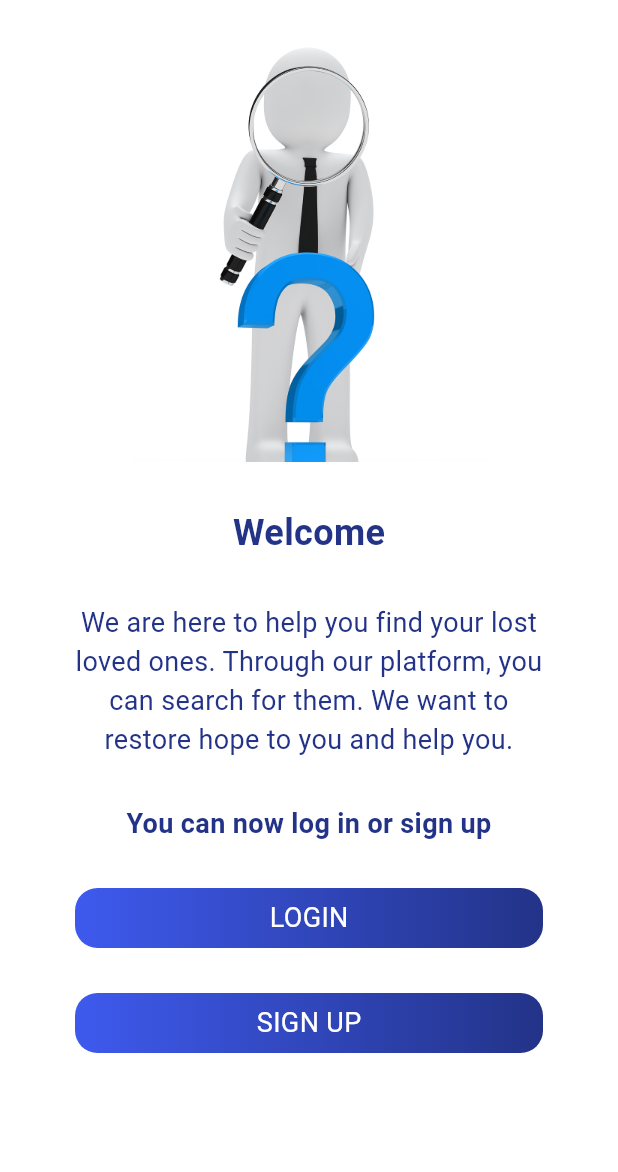
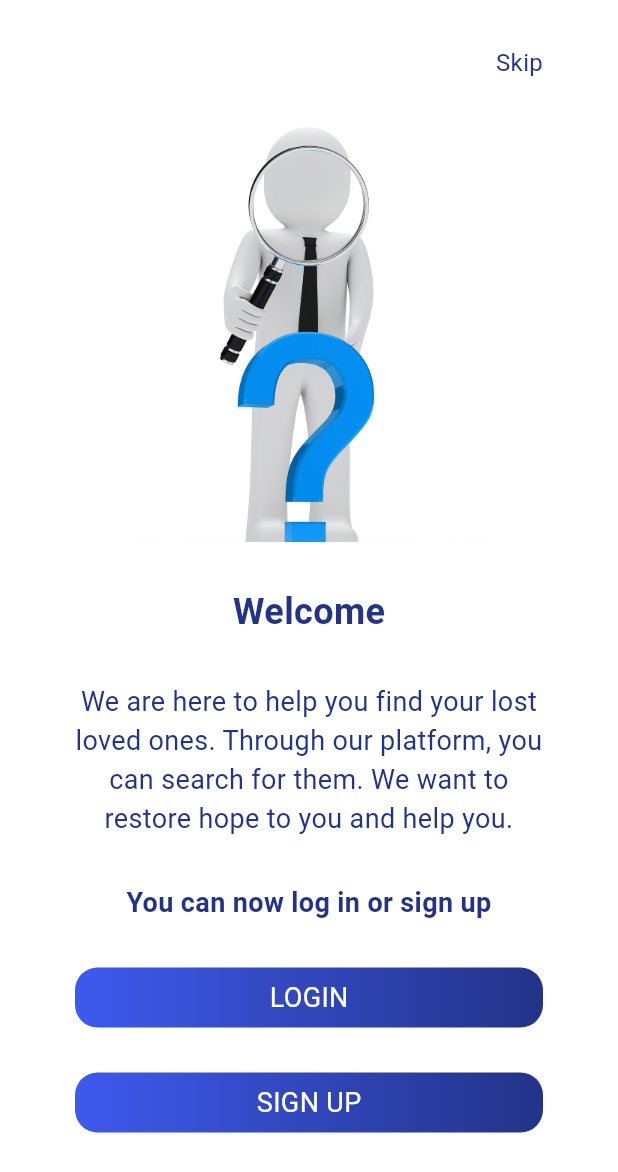
Before and after one commit to aliabdelnaby/mafqud, a Flutter app: the screen it shows after launch, on a phone screen of 412 x 824 dp. Shown: the top 1172 px of the screen. Run offline on Flutter 3.47's test engine with Material 3 defaults, Android fonts, the phone set to English and light mode, and no system bars; our stand-ins replace go_router.

Commit message:
Refactor import paths for consistency and add SkipBtn widget to onboarding view

```diff
--- a/lib/core/router/app_router.dart
+++ b/lib/core/router/app_router.dart
@@ -1,5 +1,6 @@
 import 'package:go_router/go_router.dart';
-import 'package:mafqud/features/onBoarding/presentation/views/onboarding_view.dart.dart';
+
+import '../../features/onBoarding/presentation/views/onboarding_view.dart.dart';
 
 final GoRouter router = GoRouter(
   routes: [
--- a/lib/features/onBoarding/presentation/views/onboarding_view.dart.dart
+++ b/lib/features/onBoarding/presentation/views/onboarding_view.dart.dart
@@ -1,7 +1,8 @@
 import 'package:flutter/material.dart';
-import 'package:mafqud/core/utils/app_colors.dart';
-import 'package:mafqud/core/utils/assets.dart';
-import 'package:mafqud/features/onBoarding/presentation/widgets/custom_auth_btn.dart';
+import '../../../../core/utils/app_colors.dart';
+import '../../../../core/utils/assets.dart';
+import '../widgets/custom_auth_btn.dart';
+import '../widgets/skip_btn.dart';
 
 class OnboardingView extends StatelessWidget {
   const OnboardingView({super.key});
@@ -16,6 +17,7 @@ class OnboardingView extends StatelessWidget {
             spacing: 30,
             children: [
               const SizedBox(),
+              SkipBtn(),
               Center(
                 child: Image.asset(
                   Assets.imagesOnBoardingImage,
--- a/lib/features/onBoarding/presentation/widgets/custom_auth_btn.dart
+++ b/lib/features/onBoarding/presentation/widgets/custom_auth_btn.dart
@@ -1,5 +1,5 @@
 import 'package:flutter/material.dart';
-import 'package:mafqud/core/utils/app_colors.dart';
+import '../../../../core/utils/app_colors.dart';
 
 class CustomAuthBtn extends StatelessWidget {
   const CustomAuthBtn({super.key, required this.text, this.onTap});
--- /dev/null
+++ b/lib/features/onBoarding/presentation/widgets/skip_btn.dart
@@ -0,0 +1,26 @@
+import 'package:flutter/material.dart';
+
+import '../../../../core/utils/app_colors.dart';
+
+class SkipBtn extends StatelessWidget {
+  const SkipBtn({
+    super.key,
+  });
+
+  @override
+  Widget build(BuildContext context) {
+    return GestureDetector(
+      onTap: () {},
+      child: Align(
+        alignment: Alignment.centerRight,
+        child: Text(
+          "Skip",
+          style: TextStyle(
+            fontSize: 16,
+            color: AppColors.primaryColor,
+          ),
+        ),
+      ),
+    );
+  }
+}
--- a/lib/main.dart
+++ b/lib/main.dart
@@ -1,5 +1,5 @@
 import 'package:flutter/material.dart';
-import 'package:mafqud/core/router/app_router.dart';
+import 'core/router/app_router.dart';
 
 void main() {
   WidgetsFlutterBinding.ensureInitialized();
```
